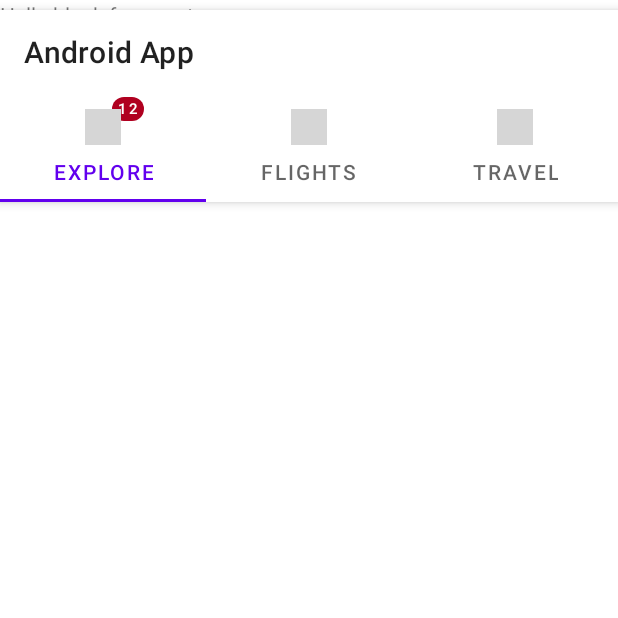
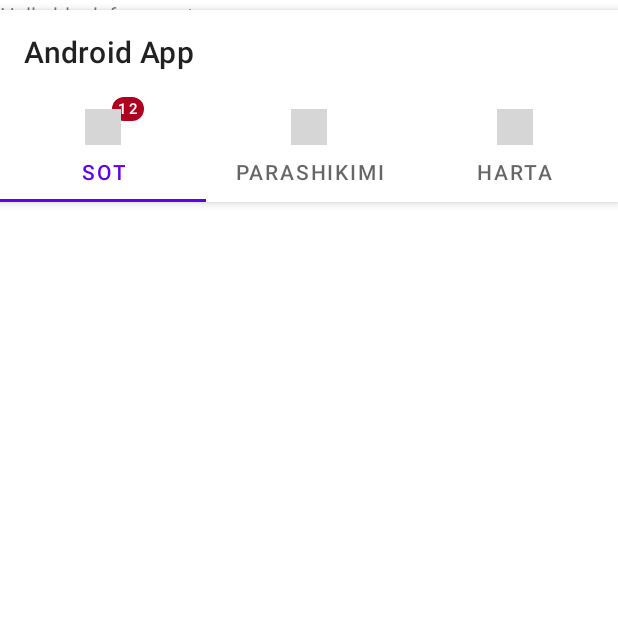
Before and after one commit to ndriqimh/Android_App, an Android app: the screen it shows after launch (MainActivity), on a phone screen of 412 x 824 dp, the top half of it. Run offline under Robolectric (Android 15) with nearby library versions, the light colour scheme and no system bars; grey boxes are pictures that could not be loaded.

Commit message:
Rindryshim i vogël!

```diff
--- a/app/src/main/java/com/fiek/androidapp/MainActivity.java
+++ b/app/src/main/java/com/fiek/androidapp/MainActivity.java
@@ -46,9 +46,9 @@ public class MainActivity extends AppCompatActivity {
         tabLayout.setupWithViewPager(viewPager);
 
         ViewPagerAdapter viewPagerAdapter = new ViewPagerAdapter(getSupportFragmentManager(), 0);
-        viewPagerAdapter.addFragment(moti1, "Explore");
-        viewPagerAdapter.addFragment(moti2, "Flights");
-        viewPagerAdapter.addFragment(moti3, "Travel");
+        viewPagerAdapter.addFragment(moti1, "Sot");
+        viewPagerAdapter.addFragment(moti2, "Parashikimi");
+        viewPagerAdapter.addFragment(moti3, "Harta");
         viewPager.setAdapter(viewPagerAdapter);
 
         tabLayout.getTabAt(0).setIcon(R.drawable.ic_baseline_wb_sunny_24);
```
